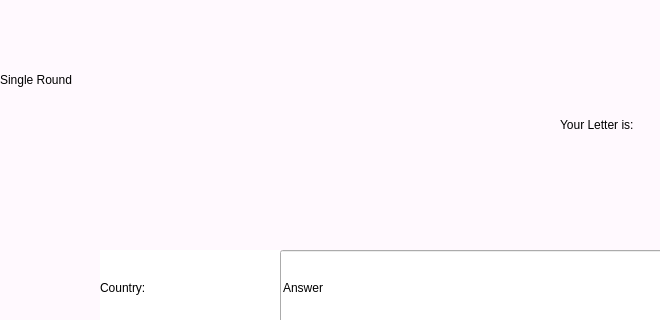
Before: the Qt Designer form gui/singleRoundDialog.ui in banacchini/Alphamaniac, drawn with Qt 5; both pictures show x 0 to 660 and y 0 to 320 of the 1200 by 800 pixel window.
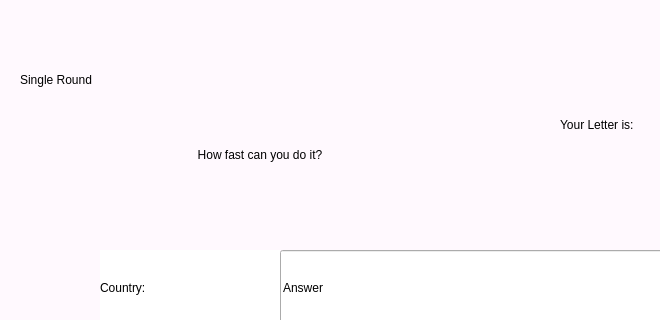
After: the same form once the commit is applied.

Commit message: -Implementing Time-Attack and relative Highscores -Reorganizing the GUI structure (implementing inheritance in Round, Result and Highscore screens) -Updating the data files with the addToDictionary functionality (for example added Vatican as a country)

Diff of the .ui file:
```diff
--- a/gui/singleRoundDialog.ui
+++ b/gui/singleRoundDialog.ui
@@ -29,7 +29,7 @@
    <widget class="QLabel" name="label">
     <property name="geometry">
      <rect>
-      <x>0</x>
+      <x>20</x>
       <y>0</y>
       <width>480</width>
       <height>160</height>
@@ -279,6 +279,25 @@
      <string>Finish the round!</string>
     </property>
    </widget>
+   <widget class="QLabel" name="label_3">
+    <property name="geometry">
+     <rect>
+      <x>20</x>
+      <y>129</y>
+      <width>480</width>
+      <height>51</height>
+     </rect>
+    </property>
+    <property name="styleSheet">
+     <string notr="true">font: 18pt &quot;Gill Sans Ultra Bold Condensed&quot;;</string>
+    </property>
+    <property name="text">
+     <string>How fast can you do it?</string>
+    </property>
+    <property name="alignment">
+     <set>Qt::AlignCenter</set>
+    </property>
+   </widget>
   </widget>
  </widget>
  <resources/>
```
Left out of the diff: 2 changed lines with no effect on the pictures. The commit also changes 21 other files.
